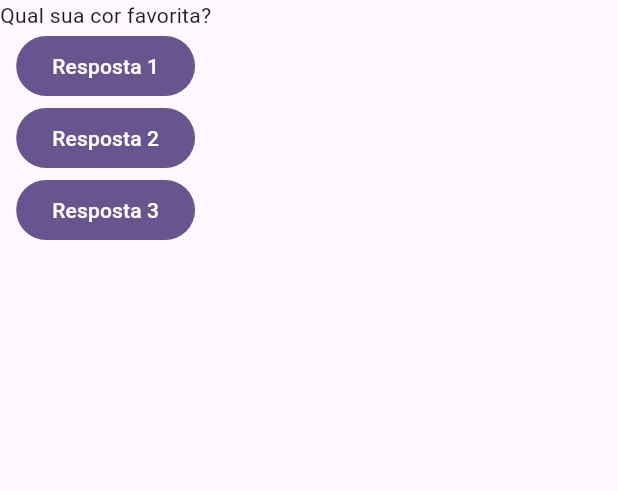
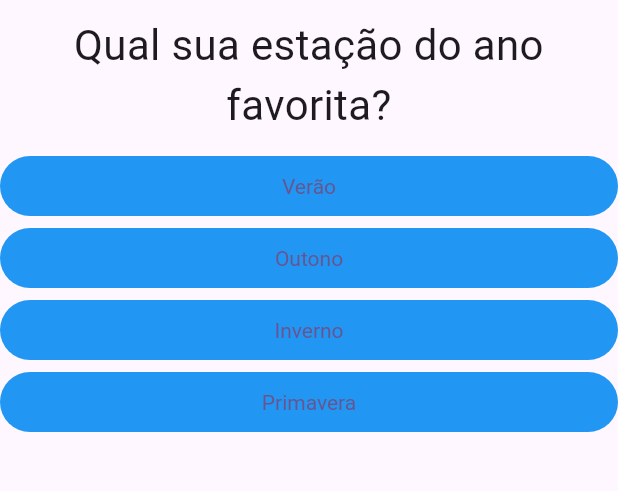
Before and after one commit to RafaelSouza-13/app-perguntas, a Flutter app: the screen it shows after launch, on a phone screen of 412 x 824 dp, the part 84-575 px from its top. Run offline on Flutter 3.47's test engine with Material 2 defaults, Android fonts, the phone set to English and light mode, and no system bars.

Commit message:
Adicionando os componentes de botoes e texto mais proteção contra range fora da lista

```diff
--- /dev/null
+++ b/lib/componentes/botao.dart
@@ -0,0 +1,24 @@
+import 'package:flutter/material.dart';
+
+class Botao extends StatelessWidget {
+  final String resposta;
+  final void Function() funcao;
+  const Botao({required this.resposta, required this.funcao, super.key});
+
+  @override
+  Widget build(BuildContext context) {
+    return SizedBox(
+      width: double.infinity,
+      child: TextButton(
+        onPressed: funcao,
+        style: TextButton.styleFrom(
+            backgroundColor: Colors.blue,
+            textStyle: const TextStyle(
+              inherit: false,
+              color: Colors.white,
+            )),
+        child: Text(resposta),
+      ),
+    );
+  }
+}
--- /dev/null
+++ b/lib/componentes/titulo.dart
@@ -0,0 +1,19 @@
+import 'package:flutter/material.dart';
+
+class Titulo extends StatelessWidget {
+  final String questao;
+  const Titulo({required this.questao, super.key});
+
+  @override
+  Widget build(BuildContext context) {
+    return Container(
+      width: double.infinity,
+      margin: const EdgeInsets.all(10),
+      child: Text(
+        questao,
+        style: const TextStyle(fontSize: 28),
+        textAlign: TextAlign.center,
+      ),
+    );
+  }
+}
--- a/lib/main.dart
+++ b/lib/main.dart
@@ -1,3 +1,5 @@
+import 'package:app_perguntas/componentes/titulo.dart';
+import 'package:app_perguntas/componentes/botao.dart';
 import 'package:flutter/material.dart';
 
 void main() {
@@ -15,35 +17,59 @@ class MyApp extends StatelessWidget {
         colorScheme: ColorScheme.fromSeed(seedColor: Colors.deepPurple),
         useMaterial3: true,
       ),
-      home: const MyHomePage(title: 'Flutter Demo Home Page'),
+      home: MyHomePage(title: 'Flutter Demo Home Page'),
     );
   }
 }
 
 class MyHomePage extends StatefulWidget {
-  const MyHomePage({super.key, required this.title});
+  MyHomePage({super.key, required this.title});
   final String title;
+  final List<Map<String, Object>> _perguntas = const [
+    {
+      'Texto': 'Qual sua estação do ano favorita?',
+      'Respostas': ['Verão', 'Outono', 'Inverno', 'Primavera']
+    },
+    {
+      'Texto': 'Qual sua cor favorita?',
+      'Respostas': ['Resposta 1', 'Resposta 2', 'Resposta 3']
+    },
+  ];
 
   @override
   State<MyHomePage> createState() => _MyHomePageState();
 }
 
+// for(String textoResp in perguntas[_perguntaSelecionada].cast()['respostas']) {
+//       respostas.add(Resposta(textoResp, _responder));
+//     }
 class _MyHomePageState extends State<MyHomePage> {
-  final List<String> perguntas = [
-    'Qual sua cor favorita?',
-    'Qual sua estação do ano favorita?'
-  ];
-
   int _indexPergunta = 0;
 
   void _responder() {
+    if (temPergunta) {
       setState(() {
         _indexPergunta++;
       });
     }
+  }
+
+  bool get temPergunta {
+    return _indexPergunta < widget._perguntas.length;
+  }
 
   @override
   Widget build(BuildContext context) {
+    List<String> listaRespostas = temPergunta
+        ? widget._perguntas[_indexPergunta].cast()['Respostas']
+        : [];
+    List<Widget> widgetsBotoes = listaRespostas
+        .map((e) => Botao(resposta: e, funcao: _responder))
+        .toList();
+    // for (String r in widget.perguntas[_indexPergunta].cast()['Resposta']) {
+    //   resposta.add(Botao(resposta: r, funcao: _responder));
+    // }
+
     return Scaffold(
       appBar: AppBar(
         title: const Center(
@@ -54,22 +80,20 @@ class _MyHomePageState extends State<MyHomePage> {
         ),
         backgroundColor: Colors.blue,
       ),
-      body: Column(
+      body: temPergunta
+          ? Column(
               children: [
-          Text(perguntas[_indexPergunta]),
-          FilledButton(
-            onPressed: _responder,
-            child: const Text('Resposta 1'),
+                Titulo(
+                    questao:
+                        widget._perguntas[_indexPergunta]['Texto'].toString()),
+                ...widgetsBotoes,
+              ],
+            )
+          : const Center(
+              child: Text(
+                'Parabéns',
+                style: TextStyle(fontSize: 24),
               ),
-          FilledButton(
-            onPressed: _responder,
-            child: const Text('Resposta 2'),
-          ),
-          FilledButton(
-            onPressed: _responder,
-            child: const Text('Resposta 3'),
-          )
-        ],
             ),
     );
   }
```
Lines whose indentation alone changed are shown as unchanged.
